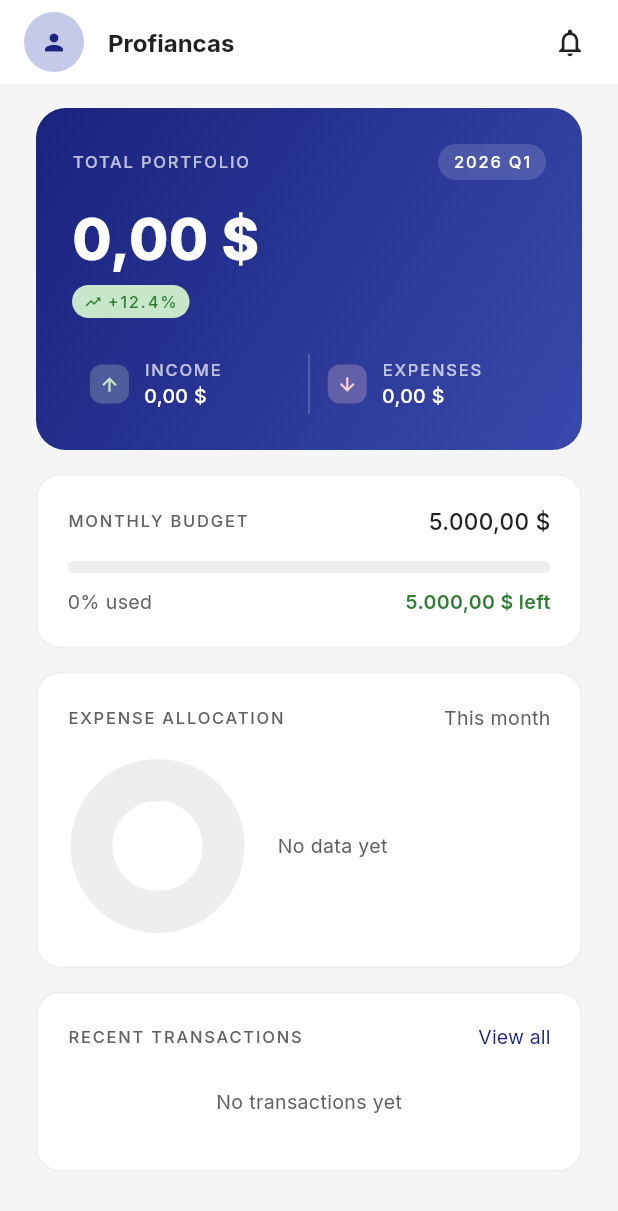
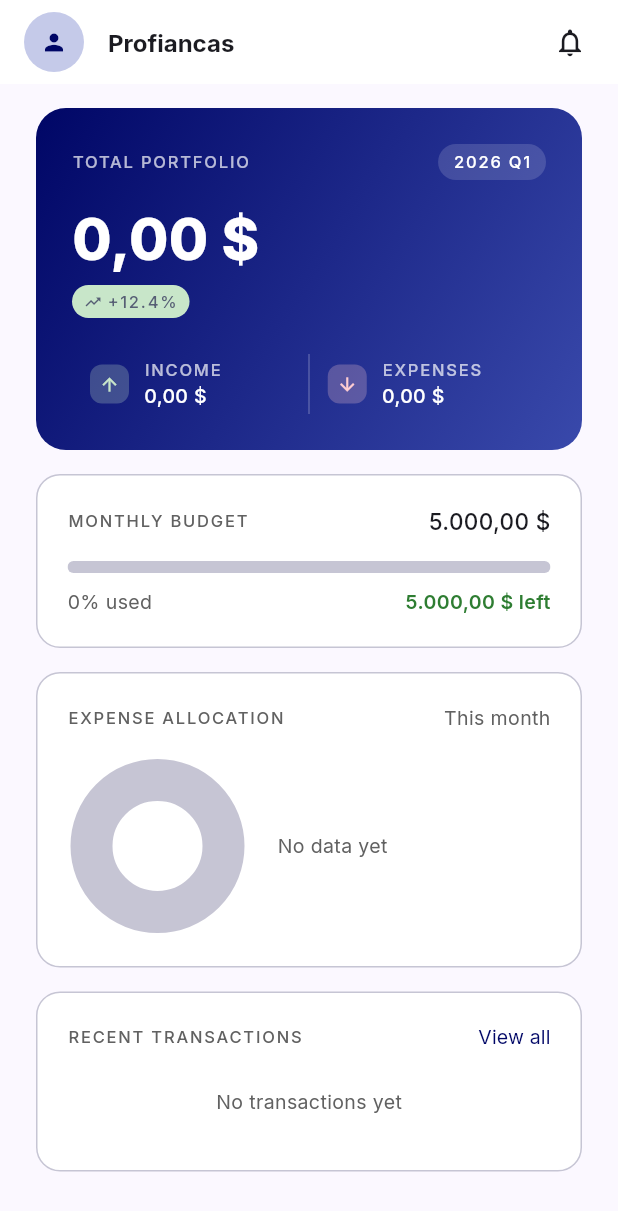
Before and after one commit to juan1417/ProFinancas, a Flutter app: the DashboardScreen screen opened directly, on a phone screen of 412 x 824 dp. Shown: the top 1211 px of the screen. Run offline on Flutter 3.47's test engine with Material 3 defaults, Android fonts, the phone set to English and light mode, and no system bars; drawn by our look-alikes of fl_chart; our stand-ins replace camera, dio, flutter_secure_storage, google_fonts, image_picker, local_auth and 1 more; missing offline and left inert: google_mlkit_text_recognition; accounts and stored records are empty; network calls fail.

Commit message:
fix(integration): completar design system en app_colors y restaurar AuthProvider.tryRestoreSession
Tres cosas se rompieron en el merge de las 4 features:

  1. app_colors.dart quedo con la version simple de main, pero
     las pantallas (scanner, dashboard, etc.) referencian tokens
     del design system completo (primaryContainer, errorContainer,
     onErrorContainer, onSurfaceVariant, etc.) que no existian
     en el chico. Resultado: build roto con 5 errores de
     'getter not defined'.

     Solucion: reescribir app_colors.dart con el design system
     completo (Profinancas Design System from Stitch MCP, mismo
     que ya estaba en el WIP de main). Los duplicados que aparecen
     (primaryContainer = primary, etc.) son aliases intencionales
     para que la UI pueda usar nombres semanticos.

  2. AuthProvider perdio tryRestoreSession() en algun merge.
     Eso rompia main.dart, donde AuthProvider()..tryRestoreSession()
     se llama en el constructor. Restaurado usando el
     SecureStorageService que ya tenemos.

  3. El bloque de error del scanner en _ResultCard usaba
     AppColors.errorContainer / onErrorContainer que no existian.
     Sustituido por un container con border rojo y alpha bajo
     sobre AppColors.error directamente. Visualmente equivalente.

```diff
--- a/pro_finanzas/lib/core/theme/app_colors.dart
+++ b/pro_finanzas/lib/core/theme/app_colors.dart
@@ -3,37 +3,93 @@ import 'package:flutter/material.dart';
 class AppColors {
   AppColors._();
 
-  // Primary — deep navy blue
-  static const Color primary = Color(0xFF1A237E);
+  // =============================================
+  // PROFINANCAS DESIGN SYSTEM (from Stitch MCP)
+  // =============================================
+
+  // Primary — Navy
+  static const Color primary = Color(0xFF000666);
+  static const Color primaryContainer = Color(0xFF1A237E);
+  static const Color onPrimaryContainer = Color(0xFF8690EE);
+  static const Color primaryFixed = Color(0xFFE0E0FF);
+  static const Color primaryFixedDim = Color(0xFFBDC2FF);
+  static const Color onPrimary = Color(0xFFFFFFFF);
+  static const Color onPrimaryFixed = Color(0xFF000767);
+  static const Color onPrimaryFixedVariant = Color(0xFF343D96);
+
+  // Secondary — Dark Slate
+  static const Color secondary = Color(0xFF565E74);
+  static const Color secondaryContainer = Color(0xFFDAE2FD);
+  static const Color onSecondaryContainer = Color(0xFF5C647A);
+  static const Color onSecondary = Color(0xFFFFFFFF);
+
+  // Tertiary — Deep Brown/Red
+  static const Color tertiary = Color(0xFF380B00);
+  static const Color tertiaryContainer = Color(0xFF5C1800);
+  static const Color onTertiaryContainer = Color(0xFFE17C5A);
+  static const Color onTertiary = Color(0xFFFFFFFF);
+
+  // Semantic — Income (Green) / Expense (Red)
+  static const Color income = Color(0xFF2E7D32);
+  static const Color expense = Color(0xFFC62828);
+
+  // Surface & Background
+  static const Color surface = Color(0xFFEFECF5);
+  static const Color surfaceBright = Color(0xFFFBF8FF);
+  static const Color surfaceContainer = Color(0xFFEFECF5);
+  static const Color surfaceContainerHigh = Color(0xFFEAE7EF);
+  static const Color surfaceContainerHighest = Color(0xFFE4E1EA);
+  static const Color surfaceContainerLow = Color(0xFFF5F2FB);
+  static const Color surfaceContainerLowest = Color(0xFFFFFFFF);
+  static const Color surfaceDim = Color(0xFFDBD9E1);
+  static const Color background = Color(0xFFFBF8FF);
+
+  // On Surface
+  static const Color onSurface = Color(0xFF1B1B21);
+  static const Color onSurfaceVariant = Color(0xFF454652);
+
+  // Outline
+  static const Color outline = Color(0xFF767683);
+  static const Color outlineVariant = Color(0xFFC6C5D4);
+
+  // Error
+  static const Color error = Color(0xFFBA1A1A);
+  static const Color errorContainer = Color(0xFFFFDAD6);
+  static const Color onError = Color(0xFFFFFFFF);
+  static const Color onErrorContainer = Color(0xFF93000A);
+
+  // Inverse
+  static const Color inverseSurface = Color(0xFF303036);
+  static const Color inverseOnSurface = Color(0xFFF2EFF8);
+  static const Color inversePrimary = Color(0xFFBDC2FF);
+
+  // Surface Tint
+  static const Color surfaceTint = Color(0xFF4C56AF);
+
+  // Neutral
+  static const Color neutral700 = Color(0xFF616161);
+  static const Color neutral500 = Color(0xFF9E9E9E);
+  static const Color neutral400 = Color(0xFFBDBDBD);
+  static const Color neutral200 = Color(0xFFC6C5D4);
+  static const Color neutral100 = Color(0xFFF5F5F5);
+
+  // Primary variants (legacy support)
   static const Color primary700 = Color(0xFF283593);
   static const Color primary500 = Color(0xFF3949AB);
   static const Color primary300 = Color(0xFF7986CB);
   static const Color primary100 = Color(0xFFC5CAE9);
   static const Color primary50 = Color(0xFFE8EAF6);
 
-  // Secondary — deep green (income)
-  static const Color secondary = Color(0xFF2E7D32);
+  // Secondary variants (legacy support)
   static const Color secondary500 = Color(0xFF43A047);
   static const Color secondary100 = Color(0xFFC8E6C9);
 
-  // Tertiary — deep red (expense / error)
-  static const Color tertiary = Color(0xFFC62828);
+  // Tertiary variants (legacy support)
   static const Color tertiary500 = Color(0xFFE53935);
   static const Color tertiary100 = Color(0xFFFFCDD2);
 
-  // Neutral
-  static const Color neutral700 = Color(0xFF616161);
-  static const Color neutral500 = Color(0xFF9E9E9E);
-  static const Color neutral400 = Color(0xFFBDBDBD);
-  static const Color neutral200 = Color(0xFFEEEEEE);
-  static const Color neutral100 = Color(0xFFF5F5F5);
-  static const Color black = Color(0xFF212121);
+  // Semantic aliases
+  static const Color black = Color(0xFF1B1B21);
   static const Color white = Color(0xFFFFFFFF);
-
-  // Semantic aliases
-  static const Color income = secondary;
-  static const Color expense = tertiary;
-  static const Color surface = white;
-  static const Color background = neutral100;
-  static const Color divider = neutral200;
+  static const Color divider = Color(0xFFC6C5D4);
 }
--- a/pro_finanzas/lib/features/auth/presentation/providers/auth_provider.dart
+++ b/pro_finanzas/lib/features/auth/presentation/providers/auth_provider.dart
@@ -5,6 +5,7 @@ import '../../domain/usecases/login_usecase.dart';
 import '../../domain/usecases/register_usecase.dart';
 import '../../domain/usecases/logout_usecase.dart';
 import '../../../../core/api/api_client.dart';
+import '../../../../core/services/secure_storage_service.dart';
 
 class AuthProvider extends ChangeNotifier {
   AuthProvider({
@@ -82,6 +83,32 @@ class AuthProvider extends ChangeNotifier {
     notifyListeners();
   }
 
+  /// Restore a previous session from secure storage. Called once on app
+  /// start. If credentials are stored, attempt a silent re-login so the
+  /// user lands in MainShell instead of LoginScreen.
+  ///
+  /// Returns `true` if a session was restored successfully.
+  Future<bool> tryRestoreSession() async {
+    final creds = await SecureStorageService.getBiometricCredentials();
+    if (creds == null) return false;
+    _setLoading(true);
+    try {
+      final result = await _login(
+        email: creds['email']!,
+        password: creds['password']!,
+      );
+      _setSession(result.user, result.accessToken, result.refreshToken);
+      return true;
+    } catch (_) {
+      // Stored credentials are invalid (e.g. password changed on the
+      // server). Wipe them so the user gets a clean login screen.
+      await SecureStorageService.clearBiometricCredentials();
+      return false;
+    } finally {
+      _setLoading(false);
+    }
+  }
+
   /// Patches the current user's profile and updates the local `currentUser`
   /// on success. Pass `null` for any field you want to leave untouched.
   Future<bool> updateProfile({
--- a/pro_finanzas/lib/features/scanner/presentation/screens/scanner_screen.dart
+++ b/pro_finanzas/lib/features/scanner/presentation/screens/scanner_screen.dart
@@ -336,8 +336,10 @@ class _ResultCard extends StatelessWidget {
             Container(
               padding: const EdgeInsets.all(12),
               decoration: BoxDecoration(
-                color: AppColors.errorContainer,
+                color: AppColors.error.withValues(alpha: 0.10),
                 borderRadius: BorderRadius.circular(8),
+                border: Border.all(
+                    color: AppColors.error.withValues(alpha: 0.30)),
               ),
               child: Row(
                 children: [
@@ -348,7 +350,7 @@ class _ResultCard extends StatelessWidget {
                     child: Text(
                       errorMessage!,
                       style: AppTextStyles.bodyMedium
-                          .copyWith(color: AppColors.onErrorContainer),
+                          .copyWith(color: AppColors.error),
                     ),
                   ),
                 ],
```
